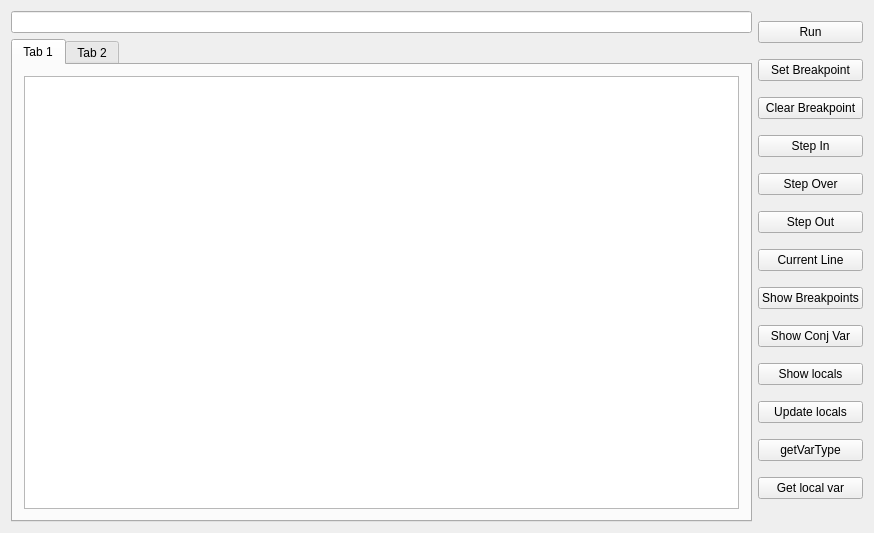
This is mainwindow.ui in BaranovMykola/UiDebuggerGdb as Qt 5 draws it before an edit. The edited form follows.
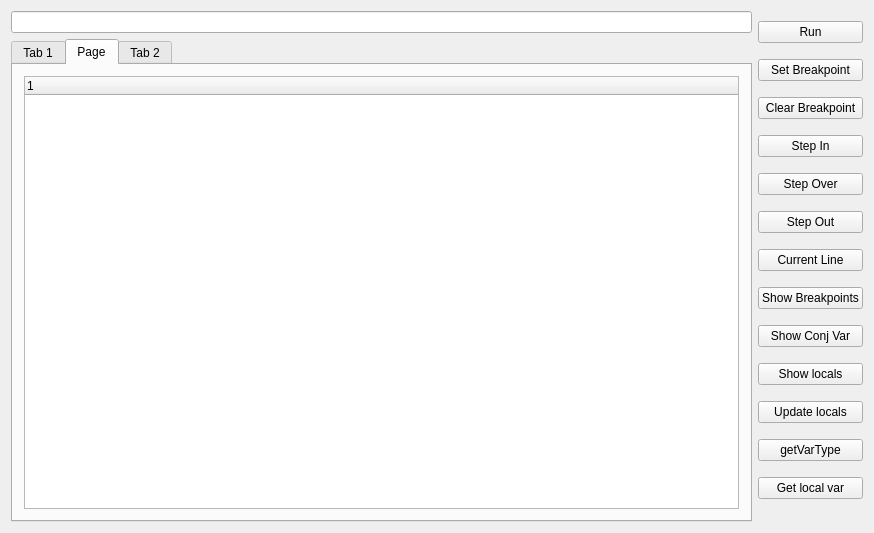
This is the edited form.

Commit message: Implemented tree type view of locals vars

Diff of the .ui file:
```diff
--- a/mainwindow.ui
+++ b/mainwindow.ui
@@ -118,7 +118,7 @@
       <item row="1" column="0">
        <widget class="QTabWidget" name="tabWidget">
         <property name="currentIndex">
-         <number>0</number>
+         <number>1</number>
         </property>
         <widget class="QWidget" name="tab">
          <attribute name="title">
@@ -130,6 +130,22 @@
           </item>
          </layout>
         </widget>
+        <widget class="QWidget" name="tab_3">
+         <attribute name="title">
+          <string>Page</string>
+         </attribute>
+         <layout class="QGridLayout" name="gridLayout_5">
+          <item row="0" column="0">
+           <widget class="QTreeWidget" name="treeWidget">
+            <column>
+             <property name="text">
+              <string notr="true">1</string>
+             </property>
+            </column>
+           </widget>
+          </item>
+         </layout>
+        </widget>
         <widget class="QWidget" name="tab_2">
          <attribute name="title">
           <string>Tab 2</string>
```
The commit also changes 9 other files.
